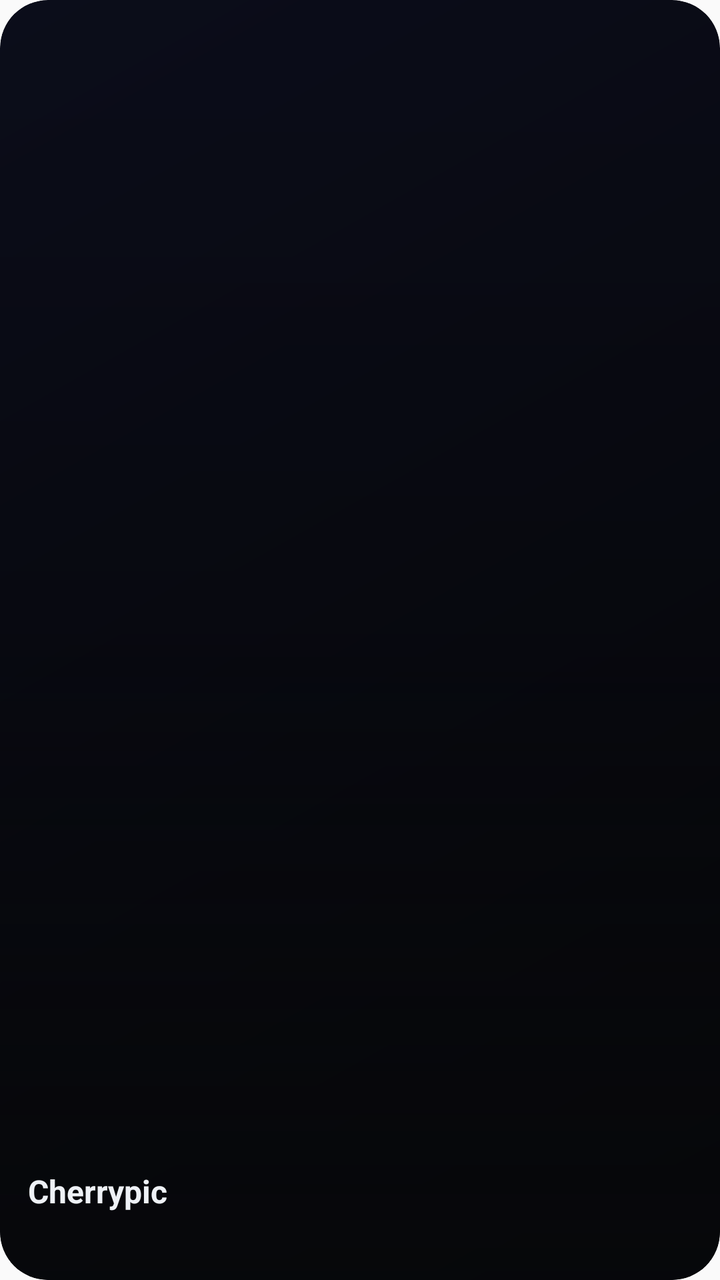
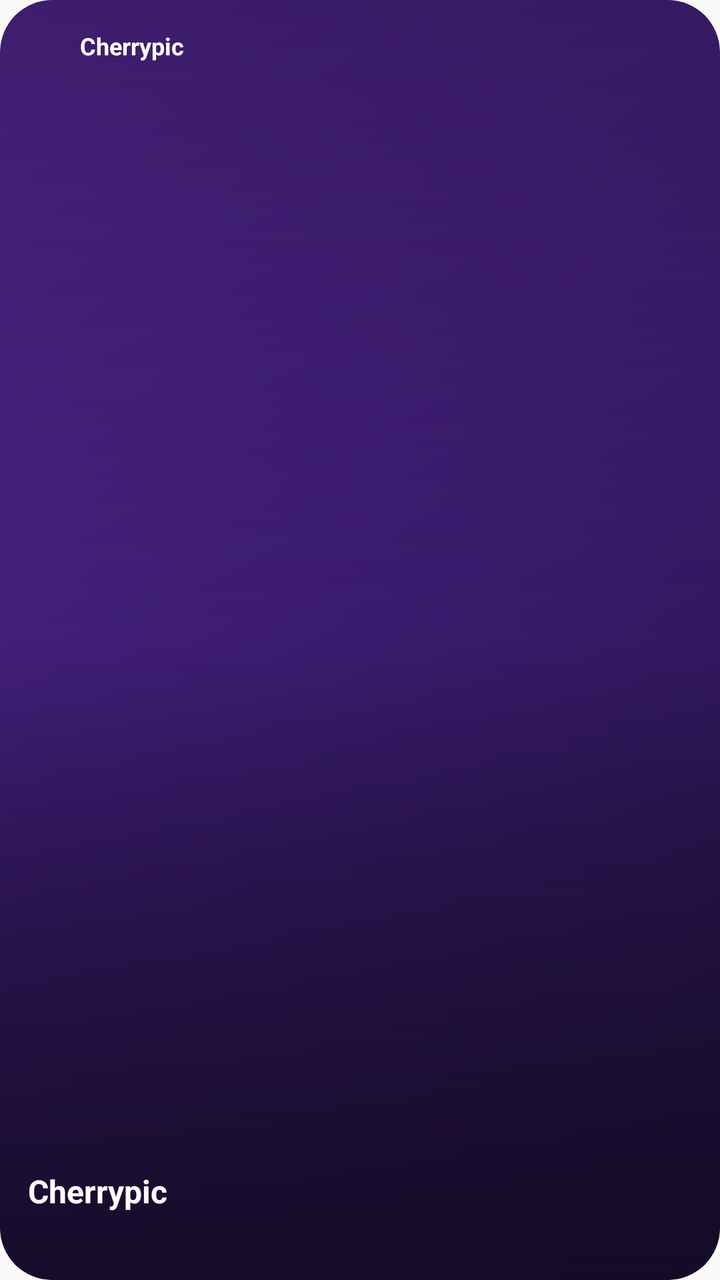

Two renders of the same Android screen: before a commit and after it. Below are the layout's source before the change and the commit's diff.
<!-- AndroidManifest.xml: application theme AppTheme -->
<!-- res/layout/lumin_widget.xml -->
<?xml version="1.0" encoding="utf-8"?>
<FrameLayout xmlns:android="http://schemas.android.com/apk/res/android"
    android:id="@+id/widget_root"
    android:layout_width="match_parent"
    android:layout_height="match_parent"
    android:background="@drawable/lumin_widget_bg"
    android:clipToOutline="true">

    <ImageView
        android:id="@+id/widget_photo"
        android:layout_width="match_parent"
        android:layout_height="match_parent"
        android:scaleType="centerCrop"
        android:contentDescription="@null" />

    <View
        android:layout_width="match_parent"
        android:layout_height="match_parent"
        android:background="@drawable/lumin_widget_shade" />

    <LinearLayout
        android:layout_width="match_parent"
        android:layout_height="wrap_content"
        android:layout_gravity="bottom"
        android:orientation="vertical"
        android:padding="14dp">

        <TextView
            android:id="@+id/widget_title"
            android:layout_width="wrap_content"
            android:layout_height="wrap_content"
            android:text="Cherrypic"
            android:textColor="#FFEEF1F6"
            android:textSize="16sp"
            android:textStyle="bold" />

        <TextView
            android:id="@+id/widget_subtitle"
            android:layout_width="wrap_content"
            android:layout_height="wrap_content"
            android:layout_marginTop="2dp"
            android:textColor="#FF5EE6FF"
            android:textSize="13sp" />
    </LinearLayout>
</FrameLayout>
<!-- resources referenced by this layout -->
<resources>
  <!-- drawable lumin_widget_bg (drawable) -->
  <?xml version="1.0" encoding="utf-8"?>
  <shape xmlns:android="http://schemas.android.com/apk/res/android" android:shape="rectangle">
      <corners android:radius="24dp" />
      <gradient android:angle="315" android:startColor="#FF0B0D1A" android:endColor="#FF06070A" />
  </shape>
  <!-- drawable lumin_widget_shade (drawable) -->
  <?xml version="1.0" encoding="utf-8"?>
  <shape xmlns:android="http://schemas.android.com/apk/res/android" android:shape="rectangle">
      <corners android:radius="24dp" />
      <gradient android:angle="270" android:startColor="#00000000" android:centerColor="#33000000" android:endColor="#DD06070A" />
  </shape>
  <style name="AppTheme" parent="Theme.AppCompat.Light.DarkActionBar">
          
          <item name="colorPrimary">@color/colorPrimary</item>
          <item name="colorPrimaryDark">@color/colorPrimaryDark</item>
          <item name="colorAccent">@color/colorAccent</item>
          
          <item name="android:windowOptOutEdgeToEdgeEnforcement">true</item>
      </style>
</resources>

<!-- the commit's change to res/layout/lumin_widget.xml (unified diff, before → after) -->
@@ -19,27 +19,79 @@
         android:background="@drawable/lumin_widget_shade" />
 
     <LinearLayout
+        android:layout_width="wrap_content"
+        android:layout_height="wrap_content"
+        android:layout_gravity="top|start"
+        android:gravity="center_vertical"
+        android:orientation="horizontal"
+        android:padding="12dp">
+
+        <ImageView
+            android:layout_width="22dp"
+            android:layout_height="22dp"
+            android:src="@mipmap/ic_launcher_round"
+            android:contentDescription="@null" />
+
+        <TextView
+            android:layout_width="wrap_content"
+            android:layout_height="wrap_content"
+            android:layout_marginStart="6dp"
+            android:text="Cherrypic"
+            android:textColor="#FFFFFFFF"
+            android:textSize="12sp"
+            android:textStyle="bold" />
+    </LinearLayout>
+
+    <LinearLayout
         android:layout_width="match_parent"
         android:layout_height="wrap_content"
         android:layout_gravity="bottom"
-        android:orientation="vertical"
+        android:gravity="bottom"
+        android:orientation="horizontal"
         android:padding="14dp">
 
+        <LinearLayout
+            android:layout_width="0dp"
+            android:layout_height="wrap_content"
+            android:layout_weight="1"
+            android:orientation="vertical">
+
+            <TextView
+                android:id="@+id/widget_title"
+                android:layout_width="wrap_content"
+                android:layout_height="wrap_content"
+                android:maxLines="1"
+                android:ellipsize="end"
+                android:text="Cherrypic"
+                android:textColor="#FFFFFFFF"
+                android:textSize="16sp"
+                android:textStyle="bold" />
+
+            <TextView
+                android:id="@+id/widget_subtitle"
+                android:layout_width="wrap_content"
+                android:layout_height="wrap_content"
+                android:layout_marginTop="2dp"
+                android:maxLines="2"
+                android:ellipsize="end"
+                android:textColor="#FFFFC2D4"
+                android:textSize="13sp" />
+        </LinearLayout>
+
         <TextView
-            android:id="@+id/widget_title"
+            android:id="@+id/widget_share"
             android:layout_width="wrap_content"
             android:layout_height="wrap_content"
-            android:text="Cherrypic"
-            android:textColor="#FFEEF1F6"
-            android:textSize="16sp"
-            android:textStyle="bold" />
-
-        <TextView
-            android:id="@+id/widget_subtitle"
-            android:layout_width="wrap_content"
-            android:layout_height="wrap_content"
-            android:layout_marginTop="2dp"
-            android:textColor="#FF5EE6FF"
-            android:textSize="13sp" />
+            android:layout_marginStart="8dp"
+            android:background="@drawable/lumin_widget_pill"
+            android:paddingStart="12dp"
+            android:paddingEnd="12dp"
+            android:paddingTop="7dp"
+            android:paddingBottom="7dp"
+            android:text="↗"
+            android:textColor="#FFFFFFFF"
+            android:textSize="13sp"
+            android:textStyle="bold"
+            android:visibility="gone" />
     </LinearLayout>
 </FrameLayout>
<!-- resource entries referenced after the edit -->
@@ -3,15 +3,27 @@
   <!-- drawable lumin_widget_bg (drawable) -->
   <?xml version="1.0" encoding="utf-8"?>
   <shape xmlns:android="http://schemas.android.com/apk/res/android" android:shape="rectangle">
-      <corners android:radius="24dp" />
-      <gradient android:angle="315" android:startColor="#FF0B0D1A" android:endColor="#FF06070A" />
+      <corners android:radius="26dp" />
+      <gradient android:angle="315" android:startColor="#FF5B2A9E" android:centerColor="#FF3A1B6E" android:endColor="#FF1A0F33" />
+  </shape>
+  <!-- drawable lumin_widget_pill (drawable) -->
+  <?xml version="1.0" encoding="utf-8"?>
+  <shape xmlns:android="http://schemas.android.com/apk/res/android" android:shape="rectangle">
+      <corners android:radius="999dp" />
+      <gradient android:angle="0" android:startColor="#FFE23A5E" android:endColor="#FFB0246F" />
   </shape>
   <!-- drawable lumin_widget_shade (drawable) -->
   <?xml version="1.0" encoding="utf-8"?>
   <shape xmlns:android="http://schemas.android.com/apk/res/android" android:shape="rectangle">
-      <corners android:radius="24dp" />
-      <gradient android:angle="270" android:startColor="#00000000" android:centerColor="#33000000" android:endColor="#DD06070A" />
+      <corners android:radius="26dp" />
+      <gradient android:angle="270" android:startColor="#66140A26" android:centerColor="#00000000" android:endColor="#E6140A26" />
   </shape>
+  <!-- mipmap ic_launcher_round (mipmap-anydpi-v26) -->
+  <?xml version="1.0" encoding="utf-8"?>
+  <adaptive-icon xmlns:android="http://schemas.android.com/apk/res/android">
+      <background android:drawable="@mipmap/ic_launcher_background"/>
+      <foreground android:drawable="@mipmap/ic_launcher_foreground"/>
+  </adaptive-icon>
   <style name="AppTheme" parent="Theme.AppCompat.Light.DarkActionBar">
           
           <item name="colorPrimary">@color/colorPrimary</item>
